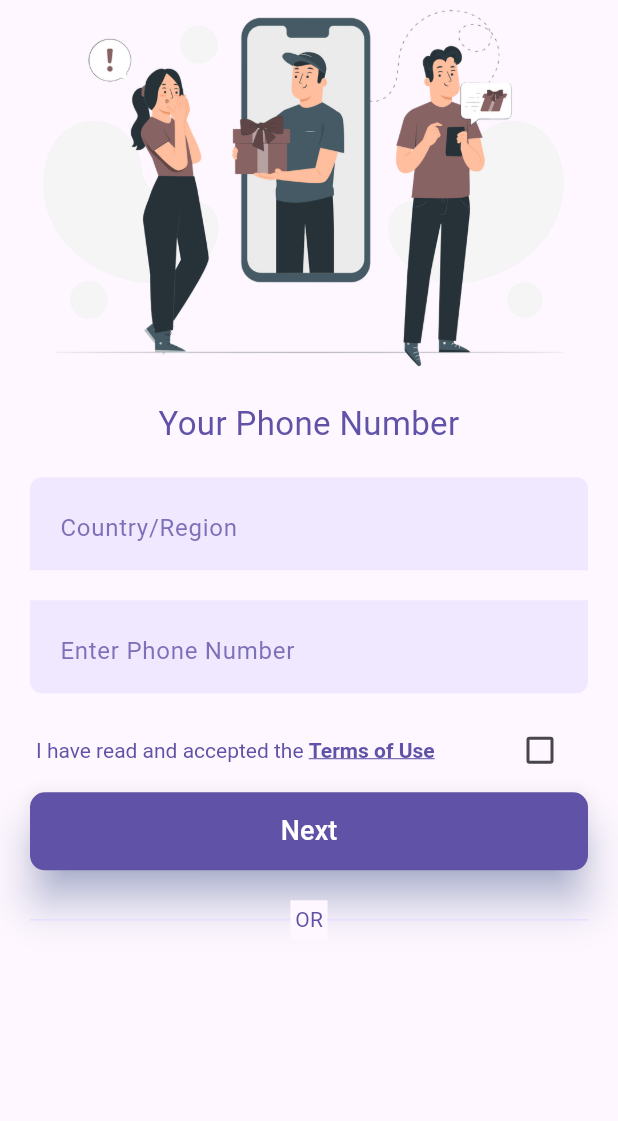
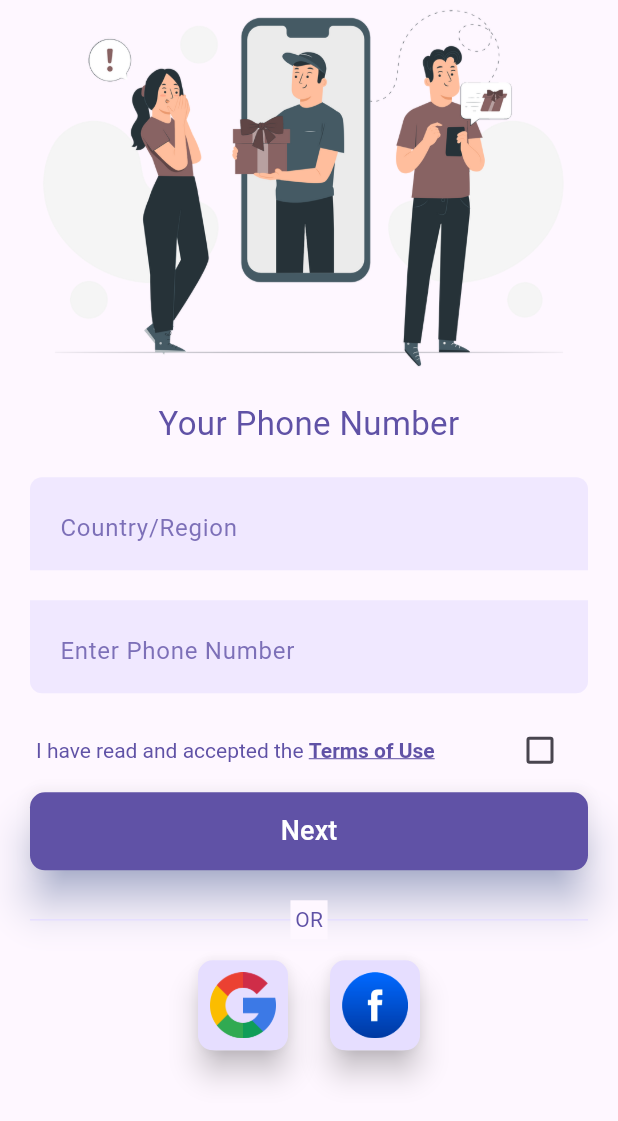
Before and after one commit to Ayush13Bhatia/6am_mart, a Flutter app: the screen it shows after launch, on a phone screen of 412 x 824 dp. Shown: the top 1121 px of the screen. Run offline on Flutter 3.47's test engine with Material 2 defaults, Android fonts, the phone set to English and light mode, and no system bars; our stand-ins replace country_picker, go_router, rive.

Commit message:
login page

```diff
--- a/lib/screens/login_screen.dart
+++ b/lib/screens/login_screen.dart
@@ -4,6 +4,7 @@ import 'package:flutter/material.dart';
 import 'package:go_router/go_router.dart';
 
 import '../components/button_widget.dart';
+import '../components/image_button.dart';
 import '../components/my_text.dart';
 import '../components/my_text_field.dart';
 import '../utils/images_url.dart';
@@ -207,6 +208,21 @@ class _LoginScreenState extends State<LoginScreen> {
               ),
             ),
             const SizedBox(height: 10),
+            //SOCIAL LOGIN
+            Row(
+              mainAxisAlignment: MainAxisAlignment.center,
+              children: [
+                MyImageButton(
+                  ImageUrl.assetsImageGoogle,
+                  onTap: () {},
+                ),
+                const SizedBox(width: 20),
+                MyImageButton(
+                  ImageUrl.assetsImageFacebook,
+                  onTap: () {},
+                ),
+              ],
+            )
           ],
         ),
       ),
```
